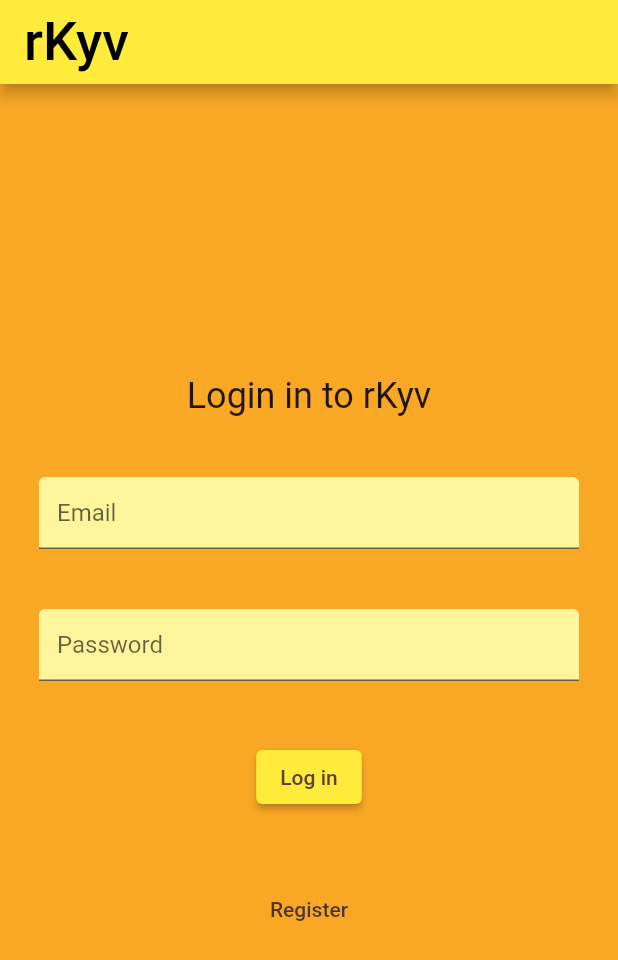
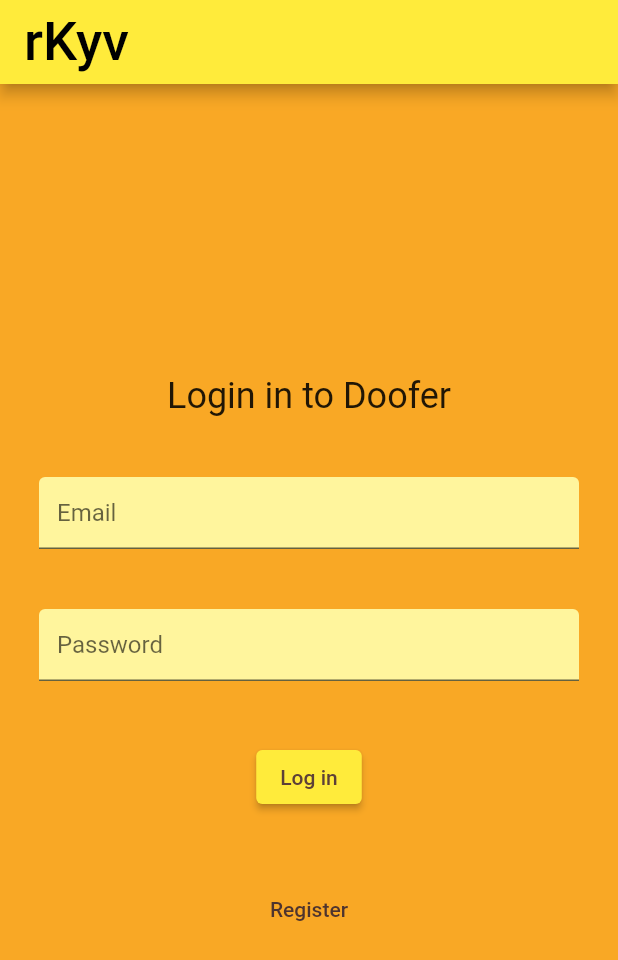
Before and after one commit to wgilpin/keep_app, a Flutter app: the screen it shows after launch, on a phone screen of 412 x 824 dp. Shown: the top 960 px of the screen. Run offline on Flutter 3.47's test engine with Material 2 defaults, Android fonts, the phone set to English and light mode, and no system bars; our stand-ins replace cloud_firestore, cloud_functions, firebase_auth, firebase_core, flutter_dotenv, flutter_html and 1 more; missing offline and left inert: dart:html, receive_sharing_intent; accounts and stored records are empty; Roboto replaces fonts that are missing (Georgia, Hind).

Commit message:
set app name to Doofer

```diff
--- a/lib/main.dart
+++ b/lib/main.dart
@@ -92,7 +92,7 @@ class _MyAppState extends State<MyApp> {
   Widget build(BuildContext context) {
     Get.changeTheme(makeTheme());
     return GetMaterialApp(
-      title: 'rKyv',
+      title: 'Doofer',
       initialBinding: AppBindings(),
       theme: makeTheme(),
       scrollBehavior: MyCustomScrollBehavior(),
--- a/lib/src/views/display_note.dart
+++ b/lib/src/views/display_note.dart
@@ -44,7 +44,7 @@ class _DisplayNoteState extends State<DisplayNote> {
     return Scaffold(
       appBar: AppBar(
         title: const Text(
-          "rKyv",
+          "Doofer",
           style: TextStyle(fontSize: 24),
         ),
         actions: <Widget>[
--- a/lib/src/views/home_page.dart
+++ b/lib/src/views/home_page.dart
@@ -50,7 +50,7 @@ class _HomePageState extends State<HomePage> {
     return Scaffold(
       appBar: AppBar(
         automaticallyImplyLeading: false,
-        title: const Text('rKyv'),
+        title: const Text('Doofer'),
         actions: <Widget>[
           Container(
             // Add padding around the search bar
--- a/lib/src/views/login/login_page.dart
+++ b/lib/src/views/login/login_page.dart
@@ -65,7 +65,7 @@ class LoginPage extends GetWidget<AuthCtl> {
                   mainAxisAlignment: MainAxisAlignment.center,
                   children: <Widget>[
                     Text(
-                      "Login in to rKyv",
+                      "Login in to Doofer",
                       style: const TextStyle(fontSize: 24),
                     ),
                     addVerticalSpace(40),
--- a/lib/src/views/profile.dart
+++ b/lib/src/views/profile.dart
@@ -11,14 +11,17 @@ class Profile extends StatelessWidget {
     return Scaffold(
       appBar: AppBar(
         automaticallyImplyLeading: false,
-        title: const Text('rKyv'),
+        title: const Text('Doofer'),
       ),
       body: Center(
         child: Column(
           children: [
-            const Text(
-              'Profile Page',
-              style: TextStyle(fontSize: 24),
+            const Padding(
+              padding: EdgeInsets.only(top: 20.0),
+              child: Text(
+                'Profile Page',
+                style: TextStyle(fontSize: 24),
+              ),
             ),
             ElevatedButton(onPressed: doLogout, child: const Text('Logout')),
           ],
```
Also changed, not shown: 1 other file.
